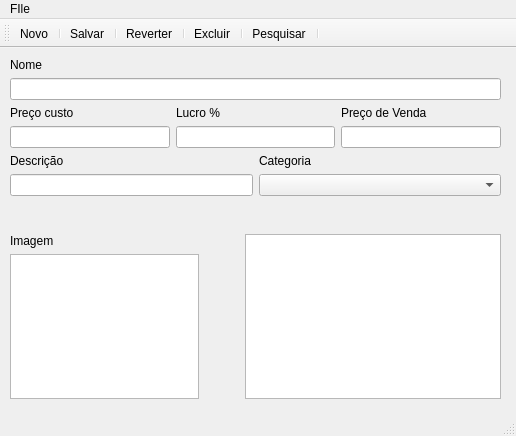
Above: produtocadastro.ui from brunoabneves/Estoque-Agro before the change. Below: the same form after it.
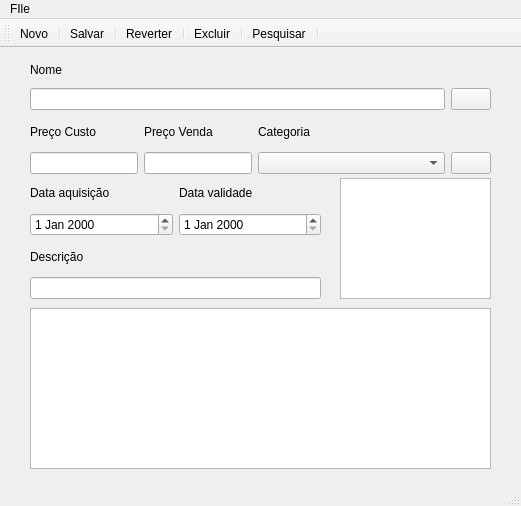
That is the form after the change. Icons and pictures are not drawn.

The edit to the form file:
```diff
--- a/produtocadastro.ui
+++ b/produtocadastro.ui
@@ -6,8 +6,8 @@
    <rect>
     <x>0</x>
     <y>0</y>
-    <width>516</width>
-    <height>436</height>
+    <width>521</width>
+    <height>506</height>
    </rect>
   </property>
   <property name="windowTitle">
@@ -17,177 +17,188 @@
    <widget class="QWidget" name="layoutWidget">
     <property name="geometry">
      <rect>
-      <x>10</x>
-      <y>10</y>
-      <width>491</width>
-      <height>341</height>
+      <x>30</x>
+      <y>70</y>
+      <width>461</width>
+      <height>56</height>
      </rect>
     </property>
-    <layout class="QVBoxLayout" name="verticalLayout_10">
+    <layout class="QHBoxLayout" name="horizontalLayout" stretch="0,0,1">
      <item>
-      <layout class="QVBoxLayout" name="verticalLayout">
+      <layout class="QVBoxLayout" name="verticalLayout_2">
        <item>
-        <widget class="QLabel" name="labelNome">
+        <widget class="QLabel" name="label_2">
          <property name="text">
-          <string>Nome</string>
+          <string>Preço Custo</string>
          </property>
         </widget>
        </item>
        <item>
-        <widget class="QLineEdit" name="lineEditNome">
-         <property name="alignment">
-          <set>Qt::AlignCenter</set>
-         </property>
-        </widget>
+        <widget class="QLineEdit" name="lineEditPrecoCusto"/>
        </item>
       </layout>
      </item>
      <item>
-      <layout class="QHBoxLayout" name="horizontalLayout">
+      <layout class="QVBoxLayout" name="verticalLayout_3">
        <item>
-        <layout class="QVBoxLayout" name="verticalLayout_2">
-         <item>
-          <widget class="QLabel" name="labelPrecoCusto">
-           <property name="text">
-            <string>Preço custo</string>
-           </property>
-          </widget>
-         </item>
-         <item>
-          <widget class="QLineEdit" name="lineEditPrecoCusto"/>
-         </item>
-        </layout>
+        <widget class="QLabel" name="label_3">
+         <property name="text">
+          <string>Preço Venda</string>
+         </property>
+        </widget>
        </item>
        <item>
-        <layout class="QVBoxLayout" name="verticalLayout_3">
-         <item>
-          <widget class="QLabel" name="labelLucro">
-           <property name="text">
-            <string>Lucro %</string>
-           </property>
-          </widget>
-         </item>
-         <item>
-          <widget class="QLineEdit" name="lineEditLucro"/>
-         </item>
-        </layout>
+        <widget class="QLineEdit" name="lineEditPrecoVenda"/>
        </item>
-       <item>
-        <layout class="QVBoxLayout" name="verticalLayout_4">
-         <item>
-          <widget class="QLabel" name="label">
-           <property name="text">
-            <string>Preço de Venda</string>
-           </property>
-          </widget>
-         </item>
-         <item>
-          <widget class="QLineEdit" name="lineEditPrecoVenda"/>
-         </item>
-        </layout>
-       </item>
       </layout>
      </item>
      <item>
-      <layout class="QHBoxLayout" name="horizontalLayout_2" stretch="1,1">
+      <layout class="QVBoxLayout" name="verticalLayout_4">
        <item>
-        <layout class="QVBoxLayout" name="verticalLayout_5">
-         <item>
-          <widget class="QLabel" name="labelDescricao">
-           <property name="text">
-            <string>Descrição</string>
-           </property>
-          </widget>
-         </item>
-         <item>
-          <widget class="QLineEdit" name="lineEditDescricao"/>
-         </item>
-        </layout>
-       </item>
-       <item>
-        <layout class="QVBoxLayout" name="verticalLayout_6">
-         <property name="sizeConstraint">
-          <enum>QLayout::SetDefaultConstraint</enum>
-         </property>
-         <item>
-          <widget class="QLabel" name="labelCategoria">
-           <property name="text">
-            <string>Categoria</string>
-           </property>
-          </widget>
-         </item>
-         <item>
-          <widget class="QComboBox" name="comboBoxCategoria"/>
-         </item>
-        </layout>
-       </item>
-      </layout>
-     </item>
-     <item>
-      <spacer name="verticalSpacer">
-       <property name="orientation">
-        <enum>Qt::Vertical</enum>
-       </property>
-       <property name="sizeHint" stdset="0">
-        <size>
-         <width>20</width>
-         <height>80</height>
-        </size>
-       </property>
-      </spacer>
-     </item>
-     <item>
-      <layout class="QHBoxLayout" name="horizontalLayout_5" stretch="1,0,0">
-       <item>
-        <layout class="QVBoxLayout" name="verticalLayout_8">
+        <layout class="QVBoxLayout" name="verticalLayout_9">
          <item>
           <widget class="QLabel" name="label_4">
            <property name="text">
-            <string>Imagem</string>
+            <string>Categoria</string>
            </property>
           </widget>
          </item>
          <item>
-          <widget class="QGraphicsView" name="graphicsView_Produto">
-           <property name="sizePolicy">
-            <sizepolicy hsizetype="Minimum" vsizetype="Minimum">
-             <horstretch>0</horstretch>
-             <verstretch>0</verstretch>
-            </sizepolicy>
+          <layout class="QHBoxLayout" name="horizontalLayout_3" stretch="1,0">
+           <item>
+            <widget class="QComboBox" name="comboBoxCategoria"/>
+           </item>
+           <item>
+            <widget class="QPushButton" name="pB_SearchByCategorie">
+             <property name="text">
+              <string/>
+             </property>
+             <property name="icon">
+              <iconset>
+               <normaloff>icons/pesquisar.png</normaloff>
+               <normalon>:/rec/icons/pesquisar.png</normalon>
+               <disabledoff>:/rec/icons/pesquisar.png</disabledoff>
+               <disabledon>:/rec/icons/pesquisar.png</disabledon>
+               <selectedoff>:/rec/icons/pesquisar.png</selectedoff>
+               <selectedon>:/rec/icons/pesquisar.png</selectedon>icons/pesquisar.png</iconset>
+             </property>
+             <property name="checkable">
+              <bool>false</bool>
+             </property>
+            </widget>
+           </item>
+          </layout>
+         </item>
+        </layout>
+       </item>
+      </layout>
+     </item>
+    </layout>
+   </widget>
+   <widget class="QGraphicsView" name="graphicsView">
+    <property name="geometry">
+     <rect>
+      <x>340</x>
+      <y>130</y>
+      <width>151</width>
+      <height>121</height>
+     </rect>
+    </property>
+   </widget>
+   <widget class="QTableView" name="tableView">
+    <property name="geometry">
+     <rect>
+      <x>30</x>
+      <y>260</y>
+      <width>461</width>
+      <height>161</height>
+     </rect>
+    </property>
+   </widget>
+   <widget class="QWidget" name="layoutWidget">
+    <property name="geometry">
+     <rect>
+      <x>30</x>
+      <y>130</y>
+      <width>291</width>
+      <height>121</height>
+     </rect>
+    </property>
+    <layout class="QVBoxLayout" name="verticalLayout_8">
+     <item>
+      <layout class="QHBoxLayout" name="horizontalLayout_2">
+       <item>
+        <layout class="QVBoxLayout" name="verticalLayout_6">
+         <item>
+          <widget class="QLabel" name="label_6">
+           <property name="text">
+            <string>Data aquisição</string>
            </property>
-           <property name="minimumSize">
-            <size>
-             <width>150</width>
-             <height>123</height>
-            </size>
+          </widget>
+         </item>
+         <item>
+          <widget class="QDateEdit" name="dateEdit"/>
+         </item>
+        </layout>
+       </item>
+       <item>
+        <layout class="QVBoxLayout" name="verticalLayout_7">
+         <item>
+          <widget class="QLabel" name="label_7">
+           <property name="text">
+            <string>Data validade</string>
            </property>
           </widget>
          </item>
+         <item>
+          <widget class="QDateEdit" name="dateEdit_2"/>
+         </item>
         </layout>
        </item>
+      </layout>
+     </item>
+     <item>
+      <layout class="QVBoxLayout" name="verticalLayout_5">
        <item>
-        <spacer name="horizontalSpacer_3">
-         <property name="orientation">
-          <enum>Qt::Horizontal</enum>
+        <widget class="QLabel" name="label_5">
+         <property name="text">
+          <string>Descrição</string>
          </property>
-         <property name="sizeType">
-          <enum>QSizePolicy::Fixed</enum>
-         </property>
-         <property name="sizeHint" stdset="0">
-          <size>
-           <width>40</width>
-           <height>20</height>
-          </size>
-         </property>
-        </spacer>
+        </widget>
        </item>
        <item>
-        <widget class="QTableView" name="tV_produto">
-         <property name="sizePolicy">
-          <sizepolicy hsizetype="Fixed" vsizetype="Preferred">
-           <horstretch>0</horstretch>
-           <verstretch>0</verstretch>
-          </sizepolicy>
+        <widget class="QLineEdit" name="lineEditDescricao"/>
+       </item>
+      </layout>
+     </item>
+    </layout>
+   </widget>
+   <widget class="QWidget" name="layoutWidget">
+    <property name="geometry">
+     <rect>
+      <x>30</x>
+      <y>10</y>
+      <width>461</width>
+      <height>52</height>
+     </rect>
+    </property>
+    <layout class="QVBoxLayout" name="verticalLayout">
+     <item>
+      <widget class="QLabel" name="label">
+       <property name="text">
+        <string>Nome</string>
+       </property>
+      </widget>
+     </item>
+     <item>
+      <layout class="QHBoxLayout" name="horizontalLayout_4">
+       <item>
+        <widget class="QLineEdit" name="lineEditNome"/>
+       </item>
+       <item>
+        <widget class="QPushButton" name="pB_SearchByName">
+         <property name="text">
+          <string/>
          </property>
         </widget>
        </item>
@@ -201,7 +212,7 @@
     <rect>
      <x>0</x>
      <y>0</y>
-     <width>516</width>
+     <width>521</width>
      <height>22</height>
     </rect>
    </property>
```
Left out of the diff: 11 changed lines with no effect on the pictures.
